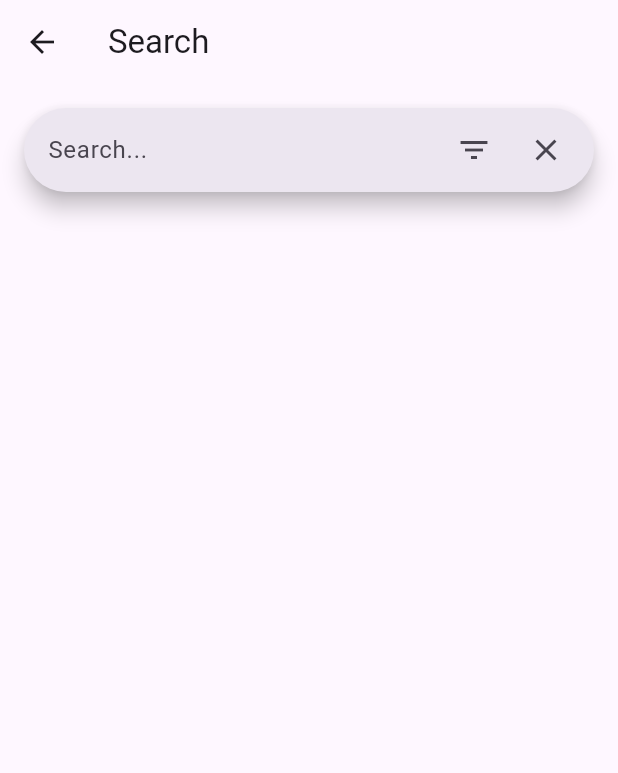
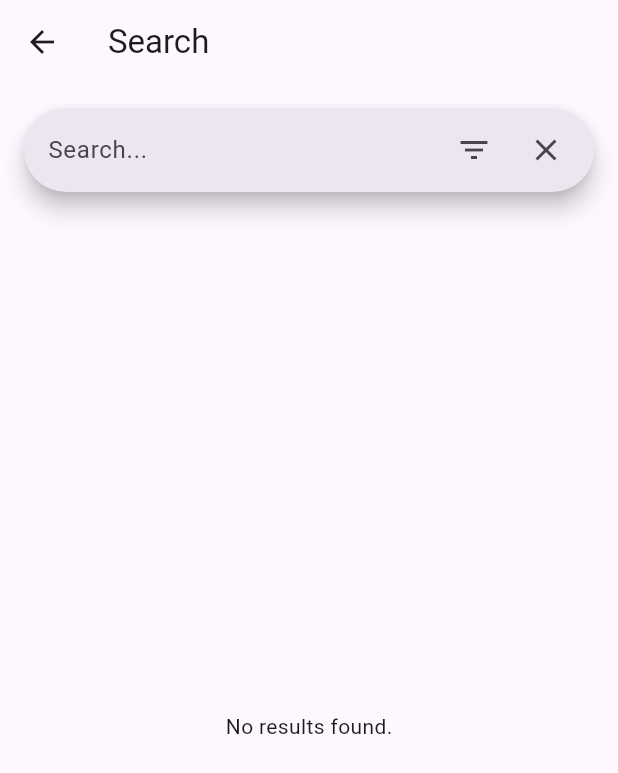
Before and after one commit to kami-fumei/BMTC_Trip_Logger, a Flutter app: the SearchPage screen opened directly, on a phone screen of 412 x 824 dp. Shown: the top 773 px of the screen. Run offline on Flutter 3.47's test engine with Material 3 defaults, Android fonts, the phone set to English and light mode, and no system bars; our stand-ins replace image_picker, open_filex, sqflite, video_player; missing offline and left inert: mobile_scanner, video_thumbnail; accounts and stored records are empty.

Commit message:
Group by for loop

```diff
--- a/lib/search_page.dart
+++ b/lib/search_page.dart
@@ -1,6 +1,7 @@
 // ignore: unused_import
 import 'dart:developer';
 import 'package:flutter/material.dart';
+import 'package:intl/intl.dart';
 import 'package:trip_logger/buslist.dart';
 import './services/db.dart';
 
@@ -24,12 +25,12 @@ class _SearchPageState extends State<SearchPage> {
   bool _showHistory = true;
 
   Future _fetchResults() async {
-    var r = await dbHelper.getFilteredSearchFieldValues(
+
+    var r =  await dbHelper.getFilteredSearchFieldValues(
       query: _query,
       field: _selectedField,
       date: _pickedDate,
     );
-    log("$r");
     return r;
   }
 
@@ -255,16 +256,11 @@ class _SearchPageState extends State<SearchPage> {
                       ],
                     )
                     : FutureBuilder(
-                      future:
-                          (_query.isEmpty && _selectedField != SearchField.date)
+                      future: (_query.isEmpty && _selectedField != SearchField.date)
                               ? Future.value([])
                               : _fetchResults(),
                       builder: (context, snapshot) {
-                        if (_query.isEmpty &&
-                            _selectedField != SearchField.date) {
-                          // Show nothing at the start
-                          return SizedBox.shrink();
-                        }
+
                         if (snapshot.connectionState ==
                             ConnectionState.waiting) {
                           return Center(child: CircularProgressIndicator());
@@ -289,48 +285,6 @@ class _SearchPageState extends State<SearchPage> {
                                 ))) {
                           return Center(child: Text('No results found.'));
                         }
-
-                        // Group by route_name, bus_number, date, and bus_stop
-
-                        /*  for (var item in data) {
-                          // If you want to lowercase all string values in the map, you could do:
-
-                           var lowerItem = item.toMap();
-                           lowerItem =lowerItem.map((key,value)=>MapEntry(key, value.toString().toLowerCase()));
-                          final route = lowerItem['route_name'] ?? '';
-                          final busNo = lowerItem['bus_number'] ?? '';
-                          final dateStr =lowerItem['date_time'] ?? '';
-                          final source = lowerItem['source'] ?? '';
-                          final destination = lowerItem['destination'] ?? '';
-
-
-
-                          final q = _query.toLowerCase();
-                          // Group by route
-                          if (route.contains(q)&&route.isNotEmpty) {
-                            routes.add(item.routeName.toString());
-                          }
-                          // Group by bus number
-                          if (busNo.contains(q)&&busNo.isNotEmpty) {
-                            busNumbers.add(item.busNumber);
-                          }
-                          // Group by date (show only date part)
-                          if (dateStr.isNotEmpty) {
-                            var fixedDate = DateTime.parse(dateStr.replaceFirst('t', 'T'));
-                            var time = DateFormat(
-                              'dd/MM/yy',
-                            ).format(fixedDate);
-                            dates.add(time);
-                            dates.add([fixedDate]);
-                          }
-                          // Group by bus stop (source and destination)
-                          if (source.isNotEmpty&&source.contains(q)) {
-                            busStops.add(item.source);
-                          }
-                          if (destination.isNotEmpty&& destination.contains(q)) {
-                            busStops.add(item.destination);
-                          }
-                        }*/
 
                         List<Widget> sections = [];
 
@@ -444,47 +398,47 @@ class _SearchPageState extends State<SearchPage> {
                         }
 
                         // Dates Section
-                        if (_selectedField == SearchField.date &&
-                            data['date'].isNotEmpty) {
-                          sections.add(
-                            sectionHeader('Dates', Icons.calendar_today),
-                          );
+                        // if (_selectedField == SearchField.date &&
+                        //     data['date'].isNotEmpty) {
+                        //   sections.add(
+                        //     sectionHeader('Dates', Icons.calendar_today),
+                        //   );
 
-                          data['date'].forEach((date) {
-                            sections.add(
-                              GestureDetector(
-                                onTap:
-                                    () => Navigator.push(
-                                      context,
-                                      MaterialPageRoute(
-                                        builder:
-                                            (_) => Buslist(
-                                              date: DateTime.parse(date),
-                                            ),
-                                      ),
-                                    ),
-                                child: Card(
-                                  margin: const EdgeInsets.symmetric(
-                                    horizontal: 12,
-                                    vertical: 4,
-                                  ),
-                                  child: ListTile(
-                                    leading: Icon(
-                                      Icons.event,
-                                      color: Colors.deepPurple,
-                                    ),
-                                    title: Text(
-                                      date.toString(),
-                                      style: TextStyle(
-                                        fontWeight: FontWeight.bold,
-                                      ),
-                                    ),
-                                  ),
-                                ),
-                              ),
-                            );
-                          });
-                        }
+                        //   data['date'].forEach((date) {
+                        //     sections.add(
+                        //       GestureDetector(
+                        //         onTap:
+                        //             () => Navigator.push(
+                        //               context,
+                        //               MaterialPageRoute(
+                        //                 builder:
+                        //                     (_) => Buslist(
+                        //                       date: DateTime.parse(date),
+                        //                     ),
+                        //               ),
+                        //             ),
+                        //         child: Card(
+                        //           margin: const EdgeInsets.symmetric(
+                        //             horizontal: 12,
+                        //             vertical: 4,
+                        //           ),
+                        //           child: ListTile(
+                        //             leading: Icon(
+                        //               Icons.event,
+                        //               color: Colors.deepPurple,
+                        //             ),
+                        //             title: Text(
+                        //               date.toString(),
+                        //               style: TextStyle(
+                        //                 fontWeight: FontWeight.bold,
+                        //               ),
+                        //             ),
+                        //           ),
+                        //         ),
+                        //       ),
+                        //     );
+                        //   });
+                        // }
 
                         // Bus Stops Section
                         if ((_selectedField == SearchField.busStop ||
```
